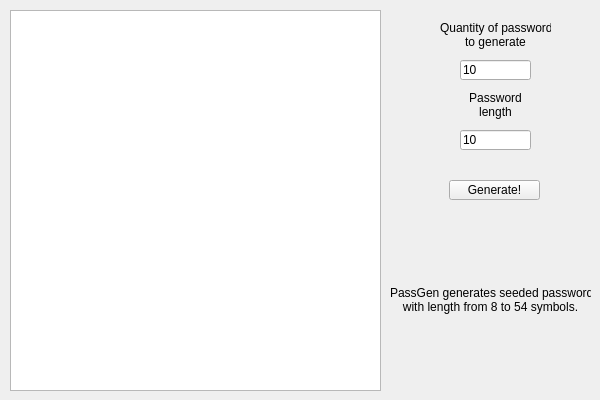
Old version of the form mainwindow.ui in the repository DanziLLL/courseproject.
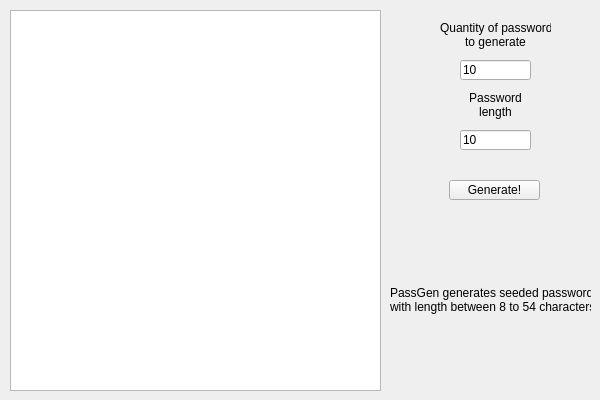
New version of the form.

Commit message: Changed label text

What changed in the file:
```diff
--- a/mainwindow.ui
+++ b/mainwindow.ui
@@ -144,7 +144,7 @@
      </rect>
     </property>
     <property name="text">
-     <string>&lt;html&gt;&lt;head/&gt;&lt;body&gt;&lt;p align=&quot;center&quot;&gt;PassGen generates seeded passwords&lt;br/&gt;with length from 8 to 54 symbols.&lt;/p&gt;&lt;/body&gt;&lt;/html&gt;</string>
+     <string>&lt;html&gt;&lt;head/&gt;&lt;body&gt;&lt;p align=&quot;center&quot;&gt;PassGen generates seeded passwords&lt;br/&gt;with length between 8 to 54 characters.&lt;/p&gt;&lt;/body&gt;&lt;/html&gt;</string>
     </property>
    </widget>
   </widget>
```
